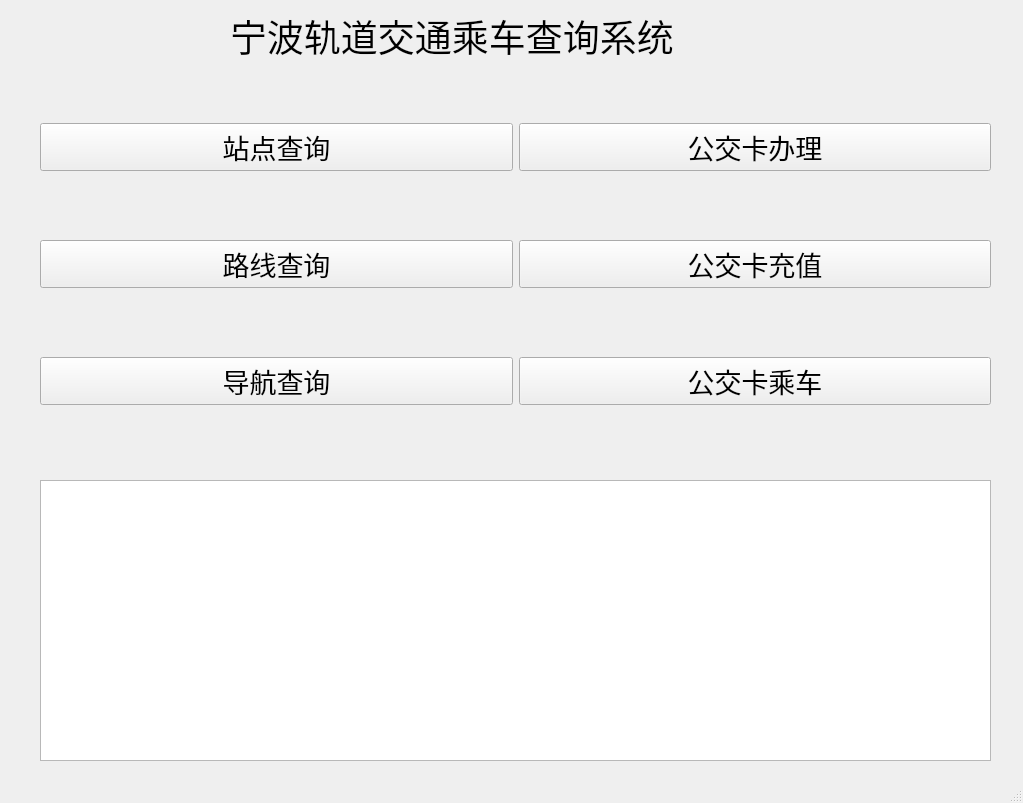
First picture: the form in untitled.ui, repository XanHiaoo/NingboRailTransit, before the edit.
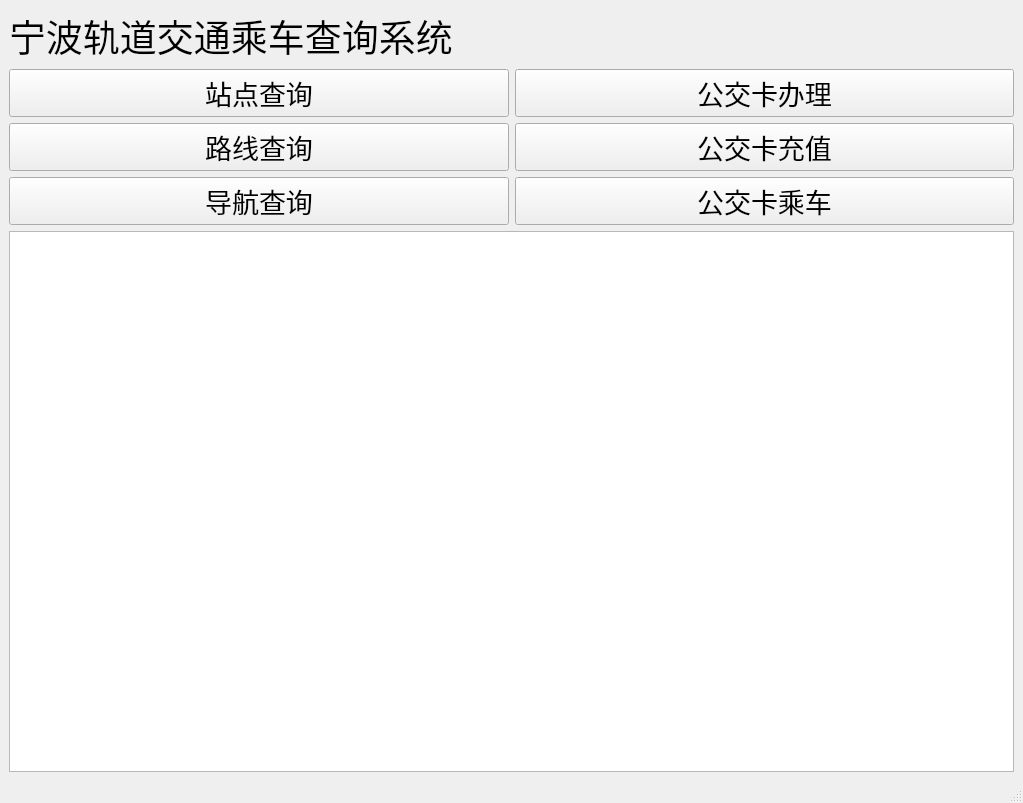
Second picture: the form after the edit. Icons and pictures are not drawn.

Diff of the .ui file:
```diff
--- a/untitled.ui
+++ b/untitled.ui
@@ -20,15 +20,184 @@
    <property name="styleSheet">
     <string notr="true"/>
    </property>
+   <layout class="QGridLayout" name="gridLayout_2">
+    <item row="1" column="0">
+     <layout class="QGridLayout" name="gridLayout">
+      <item row="2" column="0">
+       <widget class="QPushButton" name="pushButton_navi">
+        <property name="font">
+         <font>
+          <family>微软雅黑</family>
+          <pointsize>20</pointsize>
+          <weight>50</weight>
+          <bold>false</bold>
+         </font>
+        </property>
+        <property name="cursor">
+         <cursorShape>ArrowCursor</cursorShape>
+        </property>
+        <property name="text">
+         <string>导航查询</string>
+        </property>
+        <property name="icon">
+         <iconset>
+          <normaloff>yong.jpg</normaloff>yong.jpg</iconset>
+        </property>
+        <property name="autoDefault">
+         <bool>false</bool>
+        </property>
+        <property name="flat">
+         <bool>false</bool>
+        </property>
+       </widget>
+      </item>
+      <item row="1" column="2">
+       <widget class="QPushButton" name="pushButton_11">
+        <property name="font">
+         <font>
+          <family>微软雅黑</family>
+          <pointsize>20</pointsize>
+          <weight>50</weight>
+          <bold>false</bold>
+         </font>
+        </property>
+        <property name="cursor">
+         <cursorShape>ArrowCursor</cursorShape>
+        </property>
+        <property name="text">
+         <string>公交卡充值</string>
+        </property>
+        <property name="icon">
+         <iconset>
+          <normaloff>yong.jpg</normaloff>yong.jpg</iconset>
+        </property>
+        <property name="autoDefault">
+         <bool>false</bool>
+        </property>
+        <property name="flat">
+         <bool>false</bool>
+        </property>
+       </widget>
+      </item>
+      <item row="1" column="0">
+       <widget class="QPushButton" name="pushButton_line">
+        <property name="font">
+         <font>
+          <family>微软雅黑</family>
+          <pointsize>20</pointsize>
+          <weight>50</weight>
+          <bold>false</bold>
+         </font>
+        </property>
+        <property name="cursor">
+         <cursorShape>ArrowCursor</cursorShape>
+        </property>
+        <property name="text">
+         <string>路线查询</string>
+        </property>
+        <property name="icon">
+         <iconset>
+          <normaloff>yong.jpg</normaloff>yong.jpg</iconset>
+        </property>
+        <property name="autoDefault">
+         <bool>false</bool>
+        </property>
+        <property name="flat">
+         <bool>false</bool>
+        </property>
+       </widget>
+      </item>
+      <item row="2" column="2">
+       <widget class="QPushButton" name="pushButton_12">
+        <property name="font">
+         <font>
+          <family>微软雅黑</family>
+          <pointsize>20</pointsize>
+          <weight>50</weight>
+          <bold>false</bold>
+         </font>
+        </property>
+        <property name="cursor">
+         <cursorShape>ArrowCursor</cursorShape>
+        </property>
+        <property name="text">
+         <string>公交卡乘车</string>
+        </property>
+        <property name="icon">
+         <iconset>
+          <normaloff>yong.jpg</normaloff>yong.jpg</iconset>
+        </property>
+        <property name="autoDefault">
+         <bool>false</bool>
+        </property>
+        <property name="flat">
+         <bool>false</bool>
+        </property>
+       </widget>
+      </item>
+      <item row="0" column="2">
+       <widget class="QPushButton" name="pushButton_14">
+        <property name="font">
+         <font>
+          <family>微软雅黑</family>
+          <pointsize>20</pointsize>
+          <weight>50</weight>
+          <bold>false</bold>
+         </font>
+        </property>
+        <property name="cursor">
+         <cursorShape>ArrowCursor</cursorShape>
+        </property>
+        <property name="text">
+         <string>公交卡办理</string>
+        </property>
+        <property name="icon">
+         <iconset>
+          <normaloff>yong.jpg</normaloff>yong.jpg</iconset>
+        </property>
+        <property name="autoDefault">
+         <bool>false</bool>
+        </property>
+        <property name="flat">
+         <bool>false</bool>
+        </property>
+       </widget>
+      </item>
+      <item row="0" column="0">
+       <widget class="QPushButton" name="pushButton_station">
+        <property name="font">
+         <font>
+          <family>微软雅黑</family>
+          <pointsize>20</pointsize>
+          <weight>50</weight>
+          <bold>false</bold>
+         </font>
+        </property>
+        <property name="cursor">
+         <cursorShape>ArrowCursor</cursorShape>
+        </property>
+        <property name="text">
+         <string>站点查询</string>
+        </property>
+        <property name="icon">
+         <iconset>
+          <normaloff>yong.jpg</normaloff>yong.jpg</iconset>
+        </property>
+        <property name="autoDefault">
+         <bool>false</bool>
+        </property>
+        <property name="flat">
+         <bool>false</bool>
+        </property>
+       </widget>
+      </item>
+     </layout>
+    </item>
+    <item row="2" column="0">
+     <widget class="QTextBrowser" name="textBrowser"/>
+    </item>
+    <item row="0" column="0">
    <widget class="QLabel" name="label">
-    <property name="geometry">
-     <rect>
-      <x>230</x>
-      <y>10</y>
-      <width>611</width>
-      <height>51</height>
-     </rect>
-    </property>
     <property name="palette">
      <palette>
       <active>
@@ -454,206 +623,8 @@
      <string>宁波轨道交通乘车查询系统</string>
     </property>
    </widget>
-   <widget class="QWidget" name="layoutWidget">
-    <property name="geometry">
-     <rect>
-      <x>40</x>
-      <y>60</y>
-      <width>951</width>
-      <height>411</height>
-     </rect>
-    </property>
-    <property name="font">
-     <font>
-      <family>微软雅黑</family>
-      <weight>50</weight>
-      <bold>false</bold>
-     </font>
-    </property>
-    <property name="cursor">
-     <cursorShape>ArrowCursor</cursorShape>
-    </property>
-    <layout class="QGridLayout" name="gridLayout">
-     <item row="1" column="0">
-      <widget class="QPushButton" name="pushButton_line">
-       <property name="font">
-        <font>
-         <family>微软雅黑</family>
-         <pointsize>20</pointsize>
-         <weight>50</weight>
-         <bold>false</bold>
-        </font>
-       </property>
-       <property name="cursor">
-        <cursorShape>ArrowCursor</cursorShape>
-       </property>
-       <property name="text">
-        <string>路线查询</string>
-       </property>
-       <property name="icon">
-        <iconset>
-         <normaloff>yong.jpg</normaloff>yong.jpg</iconset>
-       </property>
-       <property name="autoDefault">
-        <bool>false</bool>
-       </property>
-       <property name="flat">
-        <bool>false</bool>
-       </property>
-      </widget>
-     </item>
-     <item row="0" column="0">
-      <widget class="QPushButton" name="pushButton_station">
-       <property name="font">
-        <font>
-         <family>微软雅黑</family>
-         <pointsize>20</pointsize>
-         <weight>50</weight>
-         <bold>false</bold>
-        </font>
-       </property>
-       <property name="cursor">
-        <cursorShape>ArrowCursor</cursorShape>
-       </property>
-       <property name="text">
-        <string>站点查询</string>
-       </property>
-       <property name="icon">
-        <iconset>
-         <normaloff>yong.jpg</normaloff>yong.jpg</iconset>
-       </property>
-       <property name="autoDefault">
-        <bool>false</bool>
-       </property>
-       <property name="flat">
-        <bool>false</bool>
-       </property>
-      </widget>
-     </item>
-     <item row="1" column="2">
-      <widget class="QPushButton" name="pushButton_11">
-       <property name="font">
-        <font>
-         <family>微软雅黑</family>
-         <pointsize>20</pointsize>
-         <weight>50</weight>
-         <bold>false</bold>
-        </font>
-       </property>
-       <property name="cursor">
-        <cursorShape>ArrowCursor</cursorShape>
-       </property>
-       <property name="text">
-        <string>公交卡充值</string>
-       </property>
-       <property name="icon">
-        <iconset>
-         <normaloff>yong.jpg</normaloff>yong.jpg</iconset>
-       </property>
-       <property name="autoDefault">
-        <bool>false</bool>
-       </property>
-       <property name="flat">
-        <bool>false</bool>
-       </property>
-      </widget>
-     </item>
-     <item row="0" column="2">
-      <widget class="QPushButton" name="pushButton_14">
-       <property name="font">
-        <font>
-         <family>微软雅黑</family>
-         <pointsize>20</pointsize>
-         <weight>50</weight>
-         <bold>false</bold>
-        </font>
-       </property>
-       <property name="cursor">
-        <cursorShape>ArrowCursor</cursorShape>
-       </property>
-       <property name="text">
-        <string>公交卡办理</string>
-       </property>
-       <property name="icon">
-        <iconset>
-         <normaloff>yong.jpg</normaloff>yong.jpg</iconset>
-       </property>
-       <property name="autoDefault">
-        <bool>false</bool>
-       </property>
-       <property name="flat">
-        <bool>false</bool>
-       </property>
-      </widget>
-     </item>
-     <item row="2" column="2">
-      <widget class="QPushButton" name="pushButton_12">
-       <property name="font">
-        <font>
-         <family>微软雅黑</family>
-         <pointsize>20</pointsize>
-         <weight>50</weight>
-         <bold>false</bold>
-        </font>
-       </property>
-       <property name="cursor">
-        <cursorShape>ArrowCursor</cursorShape>
-       </property>
-       <property name="text">
-        <string>公交卡乘车</string>
-       </property>
-       <property name="icon">
-        <iconset>
-         <normaloff>yong.jpg</normaloff>yong.jpg</iconset>
-       </property>
-       <property name="autoDefault">
-        <bool>false</bool>
-       </property>
-       <property name="flat">
-        <bool>false</bool>
-       </property>
-      </widget>
-     </item>
-     <item row="2" column="0">
-      <widget class="QPushButton" name="pushButton_navi">
-       <property name="font">
-        <font>
-         <family>微软雅黑</family>
-         <pointsize>20</pointsize>
-         <weight>50</weight>
-         <bold>false</bold>
-        </font>
-       </property>
-       <property name="cursor">
-        <cursorShape>ArrowCursor</cursorShape>
-       </property>
-       <property name="text">
-        <string>导航查询</string>
-       </property>
-       <property name="icon">
-        <iconset>
-         <normaloff>yong.jpg</normaloff>yong.jpg</iconset>
-       </property>
-       <property name="autoDefault">
-        <bool>false</bool>
-       </property>
-       <property name="flat">
-        <bool>false</bool>
-       </property>
-      </widget>
-     </item>
-    </layout>
-   </widget>
-   <widget class="QTextBrowser" name="textBrowser">
-    <property name="geometry">
-     <rect>
-      <x>40</x>
-      <y>480</y>
-      <width>951</width>
-      <height>281</height>
-     </rect>
-    </property>
-   </widget>
+    </item>
+   </layout>
   </widget>
   <widget class="QStatusBar" name="statusbar"/>
  </widget>
```
Lines whose indentation alone changed are shown as unchanged.
